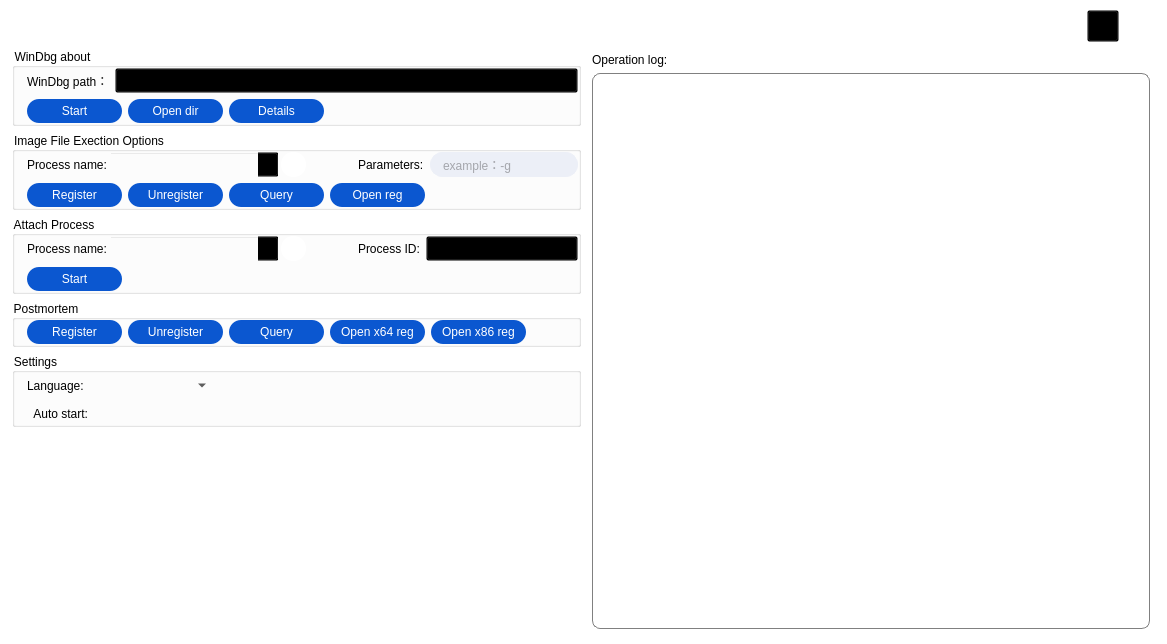
Qt form WindbgIFEO/WindbgIFEO.ui (MingYueRuYa/worktools) before a commit.
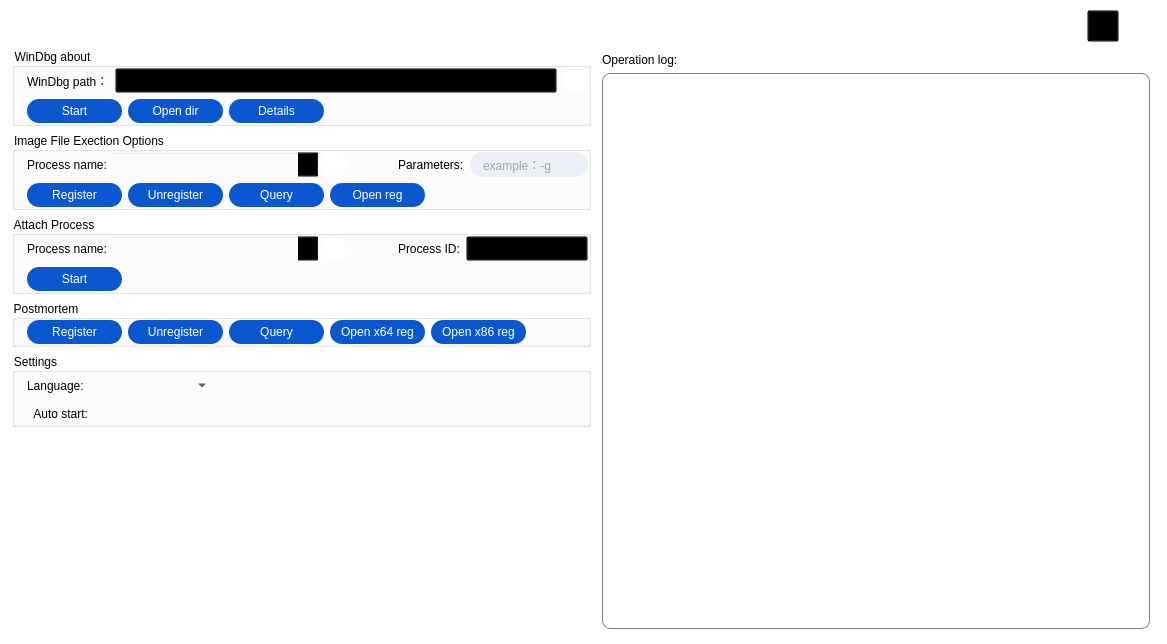
The same form after that commit. Icons and pictures are not drawn. Custom widgets are drawn as their Qt base class.

Patch:
```diff
--- a/WindbgIFEO/WindbgIFEO.ui
+++ b/WindbgIFEO/WindbgIFEO.ui
@@ -12,8 +12,14 @@
   </property>
   <property name="minimumSize">
    <size>
-    <width>0</width>
-    <height>40</height>
+    <width>1167</width>
+    <height>644</height>
+   </size>
+  </property>
+  <property name="maximumSize">
+   <size>
+    <width>1167</width>
+    <height>644</height>
    </size>
   </property>
   <property name="windowTitle">
@@ -298,6 +304,47 @@
                    </property>
                   </widget>
                  </item>
+                 <item>
+                  <widget class="QPushButton" name="btn_refresh_path">
+                   <property name="minimumSize">
+                    <size>
+                     <width>25</width>
+                     <height>25</height>
+                    </size>
+                   </property>
+                   <property name="maximumSize">
+                    <size>
+                     <width>25</width>
+                     <height>25</height>
+                    </size>
+                   </property>
+                   <property name="styleSheet">
+                    <string notr="true">QPushButton {
+border:None;
+background-color:#FFFFFF;
+qproperty-icon: url(:/WindbgConfig/images/def_100_precent/refresh.png) center;
+border-radius:12px;
+} 
+
+QPushButton:hover {
+border:None;
+qproperty-icon: url(:/WindbgConfig/images/def_100_precent/refresh.png) center;
+background-color:#d2d4d9;
+border-radius:12px;
+}
+
+QPushButton:pressed {
+border:None;
+qproperty-icon: url(:/WindbgConfig/images/def_100_precent/refresh.png) center;
+background-color:#d8dbdf;
+border-radius:12px;
+}</string>
+                   </property>
+                   <property name="text">
+                    <string/>
+                   </property>
+                  </widget>
+                 </item>
                 </layout>
                </item>
                <item>
@@ -473,7 +520,7 @@
                      </property>
                      <property name="minimumSize">
                       <size>
-                       <width>170</width>
+                       <width>210</width>
                        <height>25</height>
                       </size>
                      </property>
@@ -816,7 +863,7 @@
                      </property>
                      <property name="minimumSize">
                       <size>
-                       <width>170</width>
+                       <width>210</width>
                        <height>25</height>
                       </size>
                      </property>
```
Left out of the diff: 4 changed lines with no effect on the pictures.
